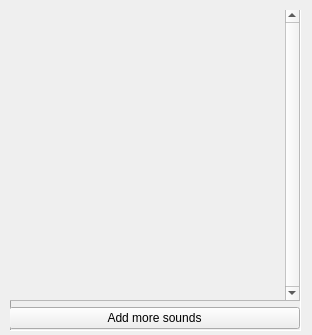
Old version of the form soundcontainer.ui in the repository casey-c/shock.
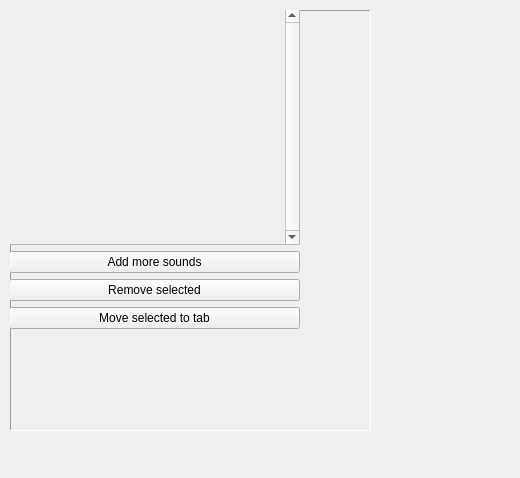
New version of the form.

What changed in the file:
```diff
--- a/soundcontainer.ui
+++ b/soundcontainer.ui
@@ -6,8 +6,8 @@
    <rect>
     <x>0</x>
     <y>0</y>
-    <width>312</width>
-    <height>335</height>
+    <width>520</width>
+    <height>478</height>
    </rect>
   </property>
   <property name="sizePolicy">
@@ -24,8 +24,8 @@
     <rect>
      <x>10</x>
      <y>10</y>
-     <width>291</width>
-     <height>321</height>
+     <width>361</width>
+     <height>421</height>
     </rect>
    </property>
    <property name="sizePolicy">
@@ -76,7 +76,7 @@
           <x>0</x>
           <y>0</y>
           <width>266</width>
-          <height>280</height>
+          <height>210</height>
          </rect>
         </property>
         <widget class="QWidget" name="verticalLayoutWidget_2">
@@ -85,7 +85,7 @@
            <x>0</x>
            <y>0</y>
            <width>441</width>
-           <height>281</height>
+           <height>201</height>
           </rect>
          </property>
          <layout class="QVBoxLayout" name="soundLayout">
@@ -119,6 +119,20 @@
          </property>
         </widget>
        </item>
+       <item row="3" column="0">
+        <widget class="QPushButton" name="btnRemove">
+         <property name="text">
+          <string>Remove selected</string>
+         </property>
+        </widget>
+       </item>
+       <item row="4" column="0">
+        <widget class="QPushButton" name="btnMove">
+         <property name="text">
+          <string>Move selected to tab</string>
+         </property>
+        </widget>
+       </item>
       </layout>
      </item>
     </layout>
```
